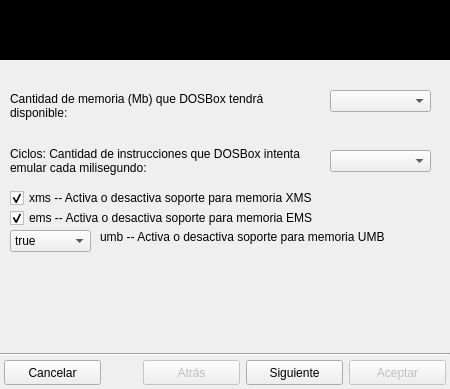
Old version of the form ui/dbxadd.ui in the repository Monthy/gr-lida.
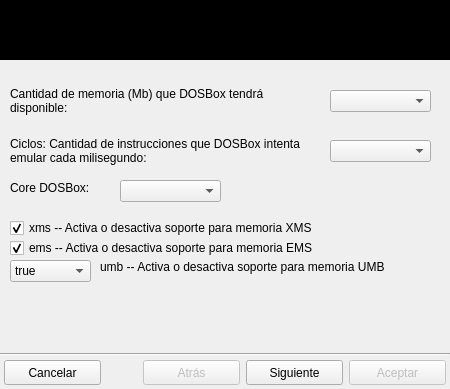
New version of the form. The open tabs and pages were chosen to show the change. Icons and pictures are not drawn.

Commit message: Corregido problema en cuadro de dialogo al abrir / guardar en linux, cambiando (*.*) por esto (*) . Añadido Core en el asistente del DOSBox

Diff of the .ui file:
```diff
--- a/ui/dbxadd.ui
+++ b/ui/dbxadd.ui
@@ -868,7 +868,7 @@
        <property name="geometry" >
         <rect>
          <x>330</x>
-         <y>90</y>
+         <y>80</y>
          <width>101</width>
          <height>22</height>
         </rect>
@@ -884,7 +884,7 @@
        <property name="geometry" >
         <rect>
          <x>10</x>
-         <y>130</y>
+         <y>160</y>
          <width>321</width>
          <height>16</height>
         </rect>
@@ -900,7 +900,7 @@
        <property name="geometry" >
         <rect>
          <x>10</x>
-         <y>150</y>
+         <y>180</y>
          <width>321</width>
          <height>16</height>
         </rect>
@@ -916,7 +916,7 @@
        <property name="geometry" >
         <rect>
          <x>10</x>
-         <y>170</y>
+         <y>200</y>
          <width>81</width>
          <height>22</height>
         </rect>
@@ -941,7 +941,7 @@
        <property name="geometry" >
         <rect>
          <x>100</x>
-         <y>170</y>
+         <y>200</y>
          <width>341</width>
          <height>51</height>
         </rect>
@@ -960,7 +960,7 @@
        <property name="geometry" >
         <rect>
          <x>10</x>
-         <y>80</y>
+         <y>70</y>
          <width>311</width>
          <height>41</height>
         </rect>
@@ -978,7 +978,7 @@
          <x>10</x>
          <y>20</y>
          <width>311</width>
-         <height>51</height>
+         <height>41</height>
         </rect>
        </property>
        <property name="text" >
@@ -988,6 +988,38 @@
         <bool>true</bool>
        </property>
       </widget>
+      <widget class="QLabel" name="lb_Dbx_27" >
+       <property name="geometry" >
+        <rect>
+         <x>10</x>
+         <y>120</y>
+         <width>111</width>
+         <height>16</height>
+        </rect>
+       </property>
+       <property name="text" >
+        <string>Core DOSBox:</string>
+       </property>
+       <property name="wordWrap" >
+        <bool>true</bool>
+       </property>
+      </widget>
+      <widget class="QComboBox" name="cbxDbx_17" >
+       <property name="geometry" >
+        <rect>
+         <x>120</x>
+         <y>120</y>
+         <width>101</width>
+         <height>22</height>
+        </rect>
+       </property>
+       <property name="currentIndex" >
+        <number>-1</number>
+       </property>
+       <property name="maxVisibleItems" >
+        <number>7</number>
+       </property>
+      </widget>
      </widget>
      <widget class="QWidget" name="page_4" >
       <widget class="Line" name="line_4" >
```
The commit also changes 7 other files.
